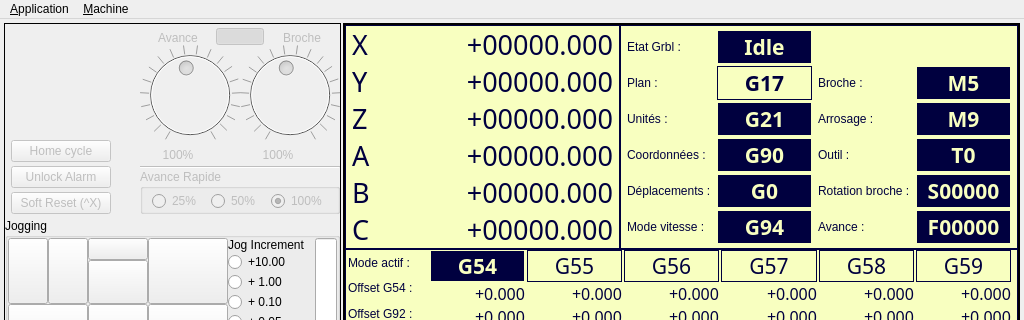
Old version of the form mainWindow.ui in the repository fra589/cn5X; both pictures show x 0 to 1024 and y 0 to 320 of the 1024 by 600 pixel window.
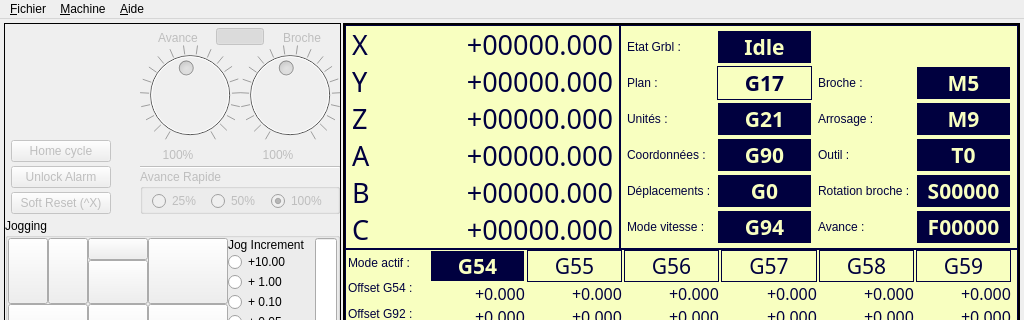
New version of the form. Icons and pictures are not drawn. Custom widgets are drawn as their Qt base class.

The edit to the form file:
```diff
--- a/mainWindow.ui
+++ b/mainWindow.ui
@@ -4508,7 +4508,7 @@
    </property>
    <widget class="QMenu" name="mnuApplication">
     <property name="title">
-     <string>&amp;Application</string>
+     <string>&amp;Fichier</string>
     </property>
     <addaction name="mnuAppOuvrir"/>
     <addaction name="mnuAppEnregistrer"/>
@@ -4529,8 +4529,15 @@
     <addaction name="separator"/>
     <addaction name="mnuDebug_mode"/>
    </widget>
+   <widget class="QMenu" name="menuAide">
+    <property name="title">
+     <string>&amp;Aide</string>
+    </property>
+    <addaction name="mnuA_propos"/>
+   </widget>
    <addaction name="mnuApplication"/>
    <addaction name="menuMachine"/>
+   <addaction name="menuAide"/>
   </widget>
   <widget class="QStatusBar" name="statusBar"/>
   <action name="mnuAppOuvrir">
```
Left out of the diff: 8 changed lines with no effect on the pictures.
